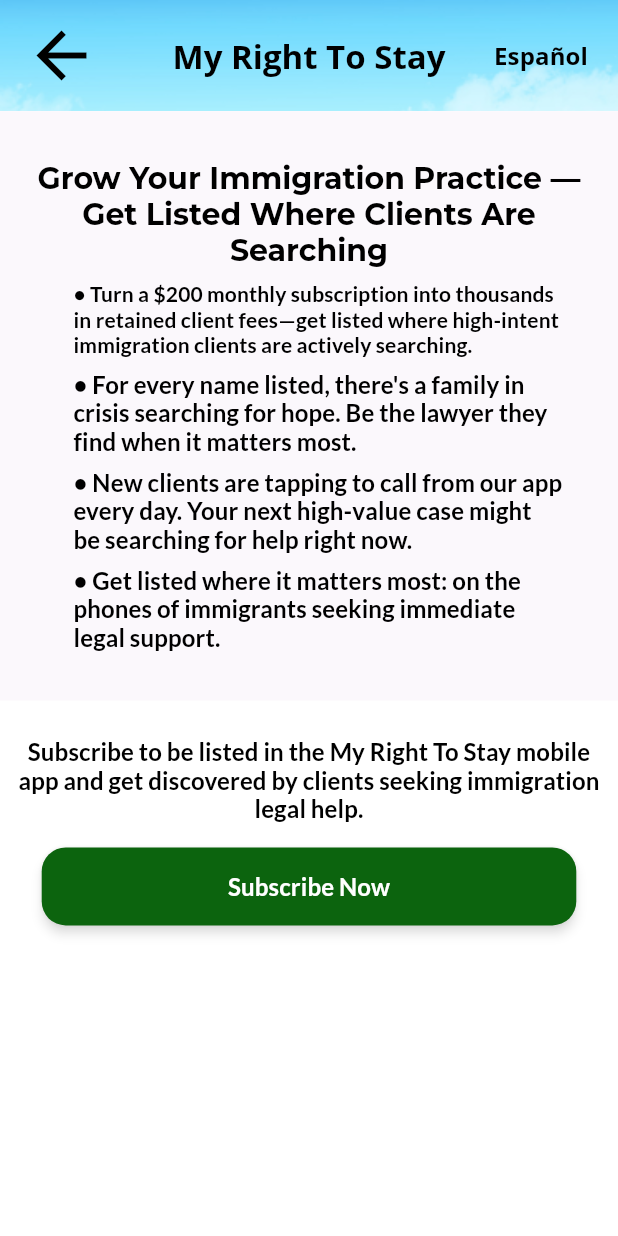
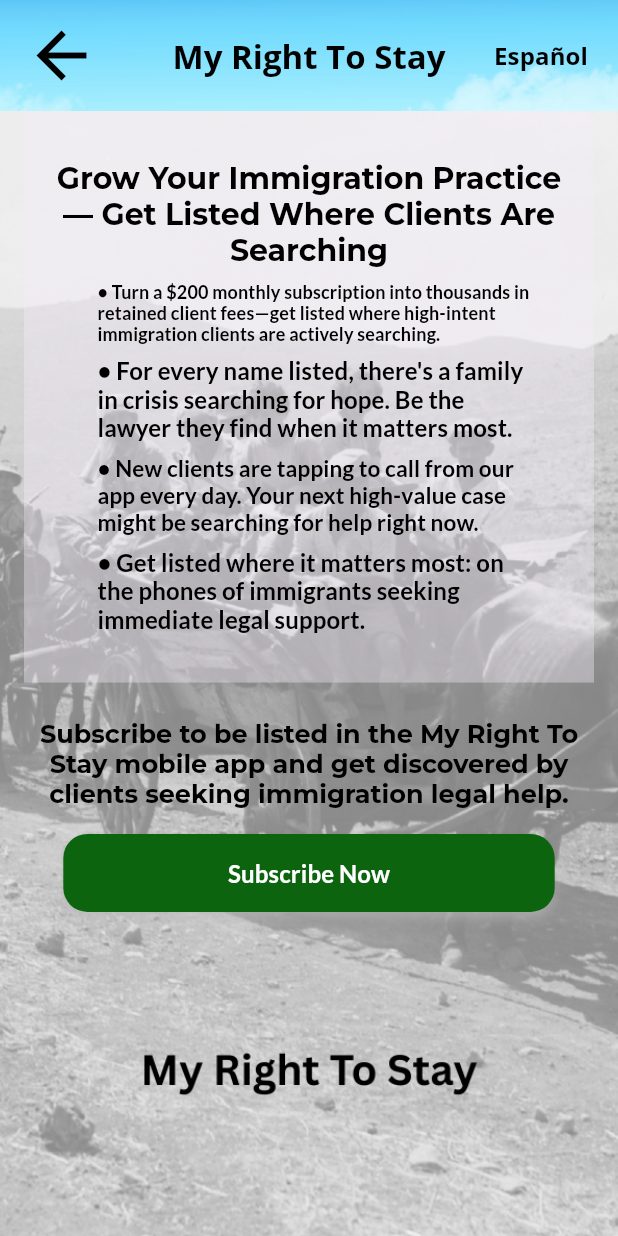
Before and after one commit to AllyTechEngineering/my_right_portal, a Flutter app: the SubscriptionPromptScreen screen opened by its route, on a phone screen of 412 x 824 dp. Run offline on Flutter 3.47's test engine with Material 3 defaults, Android fonts, the phone set to English and light mode, and no system bars; drawn by our look-alikes of auto_size_text; our stand-ins replace bloc, cloud_firestore, csv, equatable, file_picker, firebase_auth and 6 more; missing offline and left inert: dart:js, flutter_libphonenumber; accounts and stored records are empty; generated files the repository leaves out were written again; statements that could not run were skipped.

Commit message:
Everything is working. Getting ready to do a major simplification of the dashboard.

```diff
--- a/lib/features/auth/verify_email_screen.dart
+++ b/lib/features/auth/verify_email_screen.dart
@@ -18,6 +18,7 @@
         title: localizations.my_right_to_stay_title,
         getToolBarHeight: getToolBarHeight,
       ),
+      resizeToAvoidBottomInset: true,
       body: Stack(
         children: [
           Positioned.fill(
--- a/lib/features/home/home_screen.dart
+++ b/lib/features/home/home_screen.dart
@@ -62,6 +62,7 @@
         getToolBarHeight: getToolBarHeight,
       ),
       drawer: const CustomDrawerWidget(),
+      resizeToAvoidBottomInset: true,
       body: SafeArea(
         child: Stack(
           children: [
--- a/lib/features/subscription/subscription_prompt_screen.dart
+++ b/lib/features/subscription/subscription_prompt_screen.dart
@@ -39,22 +39,38 @@
   @override
   Widget build(BuildContext context) {
     final user = FirebaseAuth.instance.currentUser;
-
-    return LayoutBuilder(
-      builder: (context, constraints) {
+    final screenHeight = MediaQuery.of(context).size.height;
+    final getToolBarHeight = screenHeight * Constants.kToolbarHeight;
     final localizations = AppLocalizations.of(context)!;
-        final deviceType = _getDeviceType(constraints.maxWidth);
-        final screenHeight = MediaQuery.of(context).size.height;
-        final screenWidth = constraints.maxWidth;
-        final getToolBarHeight = screenHeight * Constants.kToolbarHeight;
-        final horizontalPadding = deviceType == DeviceType.mobile ? 16.0 : 32.0;
     return Scaffold(
       backgroundColor: Theme.of(context).colorScheme.surface,
       appBar: CustomAppBarWidget(
         title: localizations.my_right_to_stay_title,
         getToolBarHeight: getToolBarHeight,
       ),
-          body: SingleChildScrollView(
+      resizeToAvoidBottomInset: true,
+      body: SafeArea(
+        child: Stack(
+          children: [
+            Positioned.fill(
+              child: Image.asset(
+                'assets/images/mrts_wagons_2.png',
+                fit: BoxFit.cover,
+              ),
+            ),
+            LayoutBuilder(
+              builder: (context, constraints) {
+                final deviceType = _getDeviceType(constraints.maxWidth);
+                final screenWidth = constraints.maxWidth;
+                final horizontalPadding =
+                    deviceType == DeviceType.mobile ? 16.0 : 32.0;
+                final padding = deviceType == DeviceType.mobile ? 16.0 : 32.0;
+                return SingleChildScrollView(
+                  padding: EdgeInsets.only(
+                    left: padding,
+                    right: padding,
+                    bottom: MediaQuery.of(context).viewInsets.bottom,
+                  ),
                   child: Column(
                     mainAxisAlignment: MainAxisAlignment.center,
                     children: [
@@ -73,7 +89,9 @@
                             CustomTextWidget(
                               localizations.cta_title_subscription,
                               textAlign: TextAlign.center,
-                        style: Theme.of(context).textTheme.titleLarge?.copyWith(
+                              style: Theme.of(
+                                context,
+                              ).textTheme.titleLarge?.copyWith(
                                 color: Theme.of(context).colorScheme.onSurface,
                                 fontSize:
                                     deviceType == DeviceType.mobile
@@ -98,7 +116,10 @@
                                     style: Theme.of(
                                       context,
                                     ).textTheme.labelLarge?.copyWith(
-                                color: Theme.of(context).colorScheme.onSurface,
+                                      color:
+                                          Theme.of(
+                                            context,
+                                          ).colorScheme.onSurface,
                                       fontSize:
                                           deviceType == DeviceType.mobile
                                               ? 16
@@ -114,7 +135,10 @@
                                     style: Theme.of(
                                       context,
                                     ).textTheme.labelLarge?.copyWith(
-                                color: Theme.of(context).colorScheme.onSurface,
+                                      color:
+                                          Theme.of(
+                                            context,
+                                          ).colorScheme.onSurface,
                                       fontSize:
                                           deviceType == DeviceType.mobile
                                               ? 16
@@ -130,7 +154,10 @@
                                     style: Theme.of(
                                       context,
                                     ).textTheme.labelLarge?.copyWith(
-                                color: Theme.of(context).colorScheme.onSurface,
+                                      color:
+                                          Theme.of(
+                                            context,
+                                          ).colorScheme.onSurface,
                                       fontSize:
                                           deviceType == DeviceType.mobile
                                               ? 16
@@ -146,7 +173,10 @@
                                     style: Theme.of(
                                       context,
                                     ).textTheme.labelLarge?.copyWith(
-                                color: Theme.of(context).colorScheme.onSurface,
+                                      color:
+                                          Theme.of(
+                                            context,
+                                          ).colorScheme.onSurface,
                                       fontSize:
                                           deviceType == DeviceType.mobile
                                               ? 16
@@ -172,14 +202,16 @@
                             CustomTextWidget(
                               localizations.cta_message,
                               textAlign: TextAlign.center,
-                        style: Theme.of(context).textTheme.labelLarge?.copyWith(
+                              style: Theme.of(
+                                context,
+                              ).textTheme.titleLarge?.copyWith(
                                 color: Theme.of(context).colorScheme.onSurface,
                                 fontSize:
                                     deviceType == DeviceType.mobile
-                                  ? 16
+                                        ? 18
                                         : deviceType == DeviceType.tablet
-                                  ? 18
-                                  : 20,
+                                        ? 20
+                                        : 26,
                               ),
                             ),
                             SizedBox(height: screenHeight * 0.02),
@@ -223,7 +255,8 @@
                                             final response = await http.post(
                                               Uri.parse(getStripeCheckoutUrl()),
                                               headers: {
-                                          "Content-Type": "application/json",
+                                                "Content-Type":
+                                                    "application/json",
                                               },
                                               body: json.encode({
                                                 "email": email,
@@ -234,22 +267,28 @@
                                             if (!currentContext.mounted) return;
 
                                             if (response.statusCode == 200) {
-                                        final data = jsonDecode(response.body);
+                                              final data = jsonDecode(
+                                                response.body,
+                                              );
                                               final checkoutUrl = data['url'];
                                               UrlLauncherHelper.launchWebAppWebsite(
                                                     checkoutUrl,
                                                     currentContext,
                                                   )
                                                   .then((_) {
-                                              if (currentContext.mounted) {
-                                                Navigator.pop(currentContext);
+                                                    if (currentContext
+                                                        .mounted) {
+                                                      Navigator.pop(
+                                                        currentContext,
+                                                      );
                                                     }
                                                   })
                                                   .catchError((error) {
                                                     debugPrint(
                                                       "❌ Failed to launch checkout URL: $error",
                                                     );
-                                              if (currentContext.mounted) {
+                                                    if (currentContext
+                                                        .mounted) {
                                                       ScaffoldMessenger.of(
                                                         currentContext,
                                                       ).showSnackBar(
@@ -279,7 +318,9 @@
                                               currentContext,
                                             ).showSnackBar(
                                               SnackBar(
-                                          content: Text('Stripe error: $e'),
+                                                content: Text(
+                                                  'Stripe error: $e',
+                                                ),
                                               ),
                                             );
                                           } finally {
@@ -295,7 +336,9 @@
                                           height: 24,
                                           child: CircularProgressIndicator(
                                             color:
-                                          Theme.of(context).colorScheme.surface,
+                                                Theme.of(
+                                                  context,
+                                                ).colorScheme.surface,
                                             strokeWidth: 2.0,
                                           ),
                                         )
@@ -305,23 +348,33 @@
                                             fontSize:
                                                 deviceType == DeviceType.mobile
                                                     ? 16
-                                              : deviceType == DeviceType.tablet
+                                                    : deviceType ==
+                                                        DeviceType.tablet
                                                     ? 18
                                                     : 20,
                                             color:
-                                          Theme.of(context).colorScheme.surface,
+                                                Theme.of(
+                                                  context,
+                                                ).colorScheme.surface,
                                           ),
                                         ),
                               ),
+                            ),
+                            Container(
+                              color: Colors.transparent,
+                              height: screenHeight * .50,
                             ),
                           ],
                         ),
                       ),
                     ],
                   ),
-          ),
                 );
               },
+            ),
+          ],
+        ),
+      ),
     );
   }
 }
--- a/lib/l10n/app_en.arb
+++ b/lib/l10n/app_en.arb
@@ -2143,5 +2143,9 @@
     "verify_email_back_to_login": "Go back to login",
     "@verify_email_back_to_login": {
         "description": "Label for the back to login button"
+    },
+    "auth_gate_msg": "Checking authentication status...",
+    "@auth_gate_msg": {
+        "description": "Message shown while waiting for authentication status"
     }
 }
--- a/lib/l10n/app_es.arb
+++ b/lib/l10n/app_es.arb
@@ -2143,5 +2143,9 @@
     "verify_email_back_to_login": "Volver al inicio de sesión",
     "@verify_email_back_to_login": {
         "description": "Etiqueta del botón para volver al inicio de sesión"
+    },
+    "auth_gate_msg": "Comprobando el estado de autenticación...",
+    "@auth_gate_msg": {
+        "description": "Mensaje mostrado mientras se espera el estado de autenticación"
     }
 }
--- a/pubspec.yaml
+++ b/pubspec.yaml
@@ -16,7 +16,7 @@
 # https://developer.apple.com/library/archive/documentation/General/Reference/InfoPlistKeyReference/Articles/CoreFoundationKeys.html
 # In Windows, build-name is used as the major, minor, and patch parts
 # of the product and file versions while build-number is used as the build suffix.
-version: 1.0.0+55
+version: 1.0.0+57
 
 environment:
   sdk: ^3.7.0
@@ -99,6 +99,7 @@
     - assets/images/mrts_liberty.png
     - assets/images/mrts_boat.png
     - assets/images/mrts_wagons.png
+    - assets/images/mrts_wagons_2.png
   uses-material-design: true
   generate: true
   # An image asset can refer to one or more resolution-specific "variants", see
```
Also changed, not shown: lib/features/auth/auth_gate.dart (+12 -3 lines), assets/images/mrts_wagons_2.png (added). Lines whose indentation alone changed are shown as unchanged.
